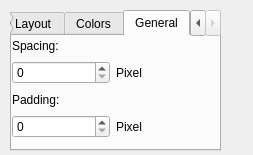
Old version of the form contents/ui/config.ui in the repository xdarklight/keystate-plasmoid.
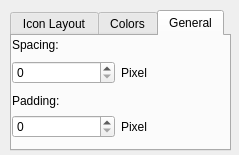
New version of the form. The open tabs and pages were chosen to show the change. Custom widgets are drawn as their Qt base class.

Commit message: small ui changes in the config dialog

The edit to the form file:
```diff
--- a/contents/ui/config.ui
+++ b/contents/ui/config.ui
@@ -6,7 +6,7 @@
    <rect>
     <x>0</x>
     <y>0</y>
-    <width>253</width>
+    <width>239</width>
     <height>155</height>
    </rect>
   </property>
@@ -24,13 +24,13 @@
     <rect>
      <x>10</x>
      <y>10</y>
-     <width>211</width>
+     <width>221</width>
      <height>141</height>
     </rect>
    </property>
    <property name="minimumSize">
     <size>
-     <width>211</width>
+     <width>221</width>
      <height>121</height>
     </size>
    </property>
@@ -166,7 +166,7 @@
       <rect>
        <x>0</x>
        <y>0</y>
-       <width>201</width>
+       <width>211</width>
        <height>102</height>
       </rect>
      </property>
@@ -183,6 +183,12 @@
       </item>
       <item row="1" column="1">
        <widget class="QLabel" name="label_2">
+        <property name="minimumSize">
+         <size>
+          <width>97</width>
+          <height>27</height>
+         </size>
+        </property>
         <property name="text">
          <string>Pixel</string>
         </property>
```
Left out of the diff: 6 changed lines with no effect on the pictures.
